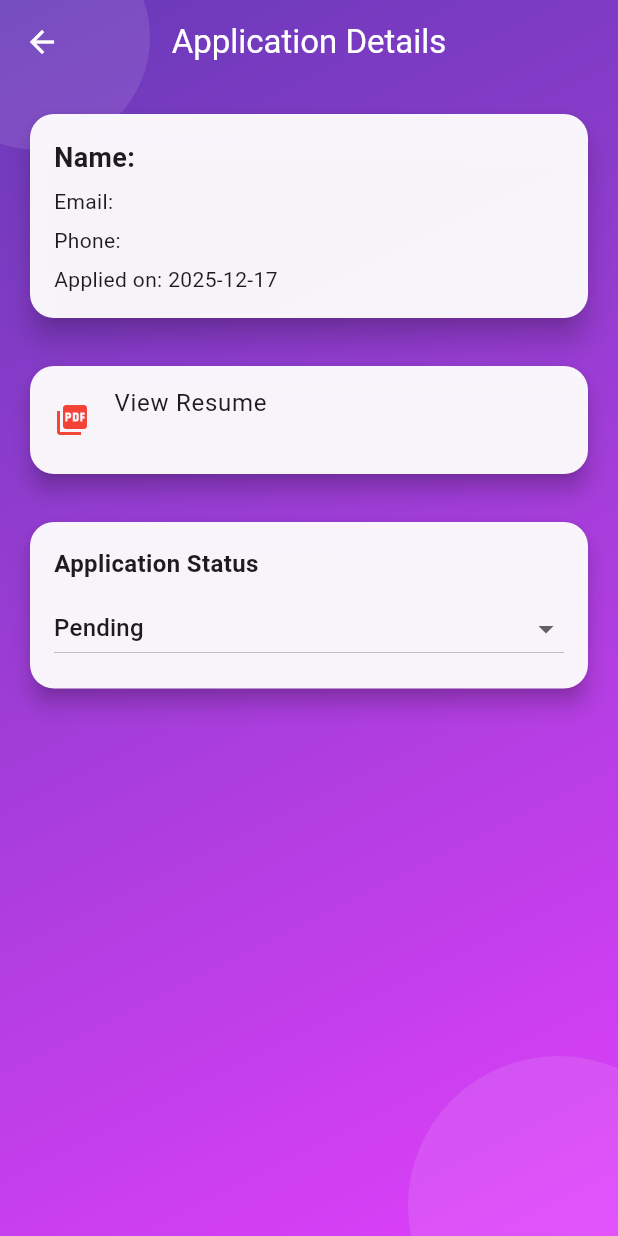
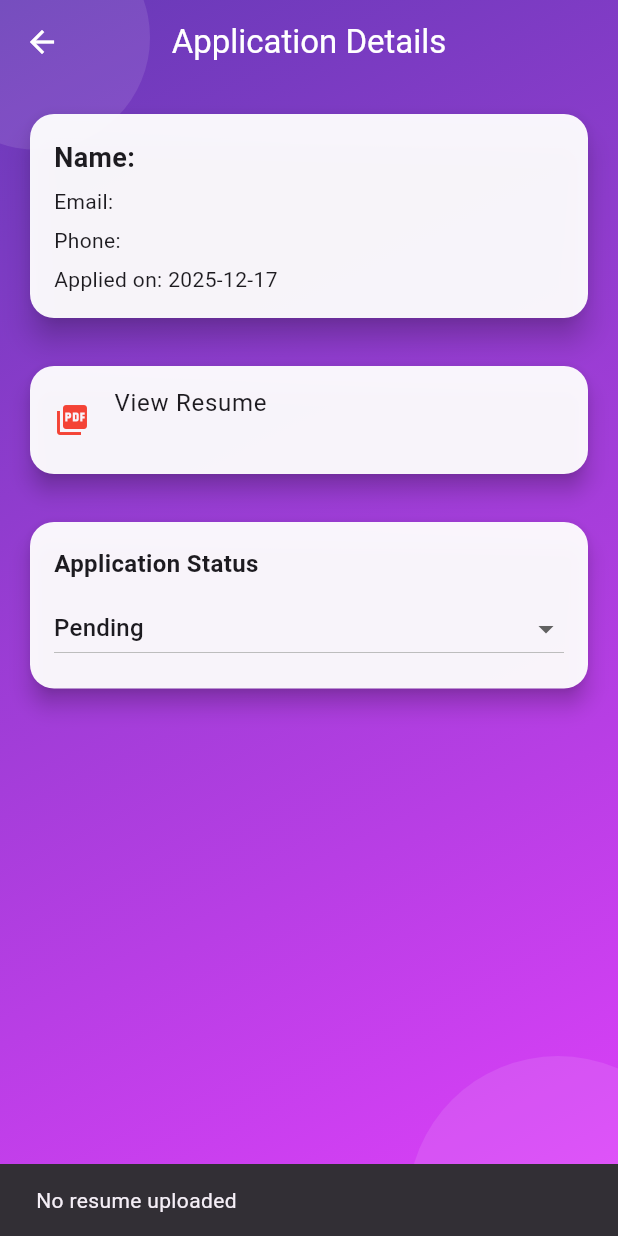
Before and after one commit to MarvelMedhat/job_sphere_app, a Flutter app: the ApplicationDetailsScreen screen opened directly with empty values, after a tap on "View Resume", on a phone screen of 412 x 824 dp. Run offline on Flutter 3.47's test engine with Material 3 defaults, Android fonts, the phone set to English and light mode, and no system bars; our stand-ins replace file_picker; missing offline and left inert: dart:html; accounts and stored records are empty.

Commit message:
Fix CV preview

```diff
--- a/lib/data/model/job_application.dart
+++ b/lib/data/model/job_application.dart
@@ -1,8 +1,11 @@
+import 'dart:typed_data';
+
 class JobApplication {
   final String id;
   final String applicantId;
   final String jobId;
   final String? resumePath;
+  final Uint8List? resumeBytes; // File bytes for web platform
   String status; // Pending | Interview | Rejected
   final DateTime appliedAt;
 
@@ -11,6 +14,7 @@ class JobApplication {
     required this.applicantId,
     required this.jobId,
     this.resumePath,
+    this.resumeBytes,
     this.status = "Pending",
     DateTime? appliedAt,
   }) : appliedAt = appliedAt ?? DateTime.now();
--- a/lib/ui/screens/application_details.dart
+++ b/lib/ui/screens/application_details.dart
@@ -1,4 +1,7 @@
+import 'dart:typed_data';
+import 'package:flutter/foundation.dart' show kIsWeb;
 import 'package:flutter/material.dart';
+import 'dart:html' as html;
 import '../../data/model/job_application.dart';
 import '../../data/model/user.dart';
 import '../../core/patterns/singleton/application_repository.dart';
@@ -28,8 +31,9 @@ class _ApplicationDetailsScreenState extends State<ApplicationDetailsScreen> {
     super.initState();
     status = widget.application.status;
 
-    applicant =
-        UserRepository.instance.getUserById(widget.application.applicantId);
+    applicant = UserRepository.instance.getUserById(
+      widget.application.applicantId,
+    );
   }
 
   void updateStatus(String newStatus) {
@@ -40,15 +44,50 @@ class _ApplicationDetailsScreenState extends State<ApplicationDetailsScreen> {
     ApplicationRepository.instance.update(widget.application);
   }
 
-  void openResume(String? path) async {
-    if (path == null || path.isEmpty) return;
-    final Uri url = Uri.parse(path);
-    if (await canLaunchUrl(url)) {
-      await launchUrl(url);
+  void openResume(String? fileName, Uint8List? bytes) async {
+    if (fileName == null || fileName.isEmpty) {
+      ScaffoldMessenger.of(
+        context,
+      ).showSnackBar(const SnackBar(content: Text("No resume uploaded")));
+      return;
+    }
+
+    if (kIsWeb) {
+      // Web platform: Create blob and download
+      if (bytes == null || bytes.isEmpty) {
+        ScaffoldMessenger.of(context).showSnackBar(
+          const SnackBar(content: Text("Resume file data not available")),
+        );
+        return;
+      }
+
+      try {
+        // Create a blob from the bytes
+        final blob = html.Blob([bytes], 'application/pdf');
+        final url = html.Url.createObjectUrlFromBlob(blob);
+
+        // Open in new tab
+        html.window.open(url, '_blank');
+
+        // Clean up the URL after a delay
+        Future.delayed(const Duration(seconds: 1), () {
+          html.Url.revokeObjectUrl(url);
+        });
+      } catch (e) {
+        ScaffoldMessenger.of(
+          context,
+        ).showSnackBar(SnackBar(content: Text("Error opening resume: $e")));
+      }
     } else {
-      ScaffoldMessenger.of(context).showSnackBar(
-        const SnackBar(content: Text("Cannot open resume")),
-      );
+      // Mobile platform: Use url_launcher
+      final Uri url = Uri.parse(fileName);
+      if (await canLaunchUrl(url)) {
+        await launchUrl(url);
+      } else {
+        ScaffoldMessenger.of(
+          context,
+        ).showSnackBar(const SnackBar(content: Text("Cannot open resume")));
+      }
     }
   }
 
@@ -130,7 +169,9 @@ class _ApplicationDetailsScreenState extends State<ApplicationDetailsScreen> {
                           Text(
                             "Name: ${applicant?.name ?? 'Unknown'}",
                             style: const TextStyle(
-                                fontWeight: FontWeight.bold, fontSize: 18),
+                              fontWeight: FontWeight.bold,
+                              fontSize: 18,
+                            ),
                           ),
                           const SizedBox(height: 6),
                           Text("Email: ${applicant?.email ?? 'Unknown'}"),
@@ -160,10 +201,8 @@ class _ApplicationDetailsScreenState extends State<ApplicationDetailsScreen> {
                         color: Colors.red,
                       ),
                       title: const Text("View Resume"),
-                      subtitle: Text(
-                        app.resumePath ?? "No resume uploaded",
-                      ),
-                      onTap: () => openResume(app.resumePath),
+                      subtitle: Text(app.resumePath ?? "No resume uploaded"),
+                      onTap: () => openResume(app.resumePath, app.resumeBytes),
                     ),
                   ),
 
@@ -184,7 +223,9 @@ class _ApplicationDetailsScreenState extends State<ApplicationDetailsScreen> {
                           const Text(
                             "Application Status",
                             style: TextStyle(
-                                fontWeight: FontWeight.bold, fontSize: 16),
+                              fontWeight: FontWeight.bold,
+                              fontSize: 16,
+                            ),
                           ),
                           const SizedBox(height: 8),
                           DropdownButton<String>(
```
Also changed, not shown: lib/core/patterns/builder/job_application_builder.dart (+8 -0 lines), lib/ui/screens/job_details_screen.dart (+51 -33 lines).
